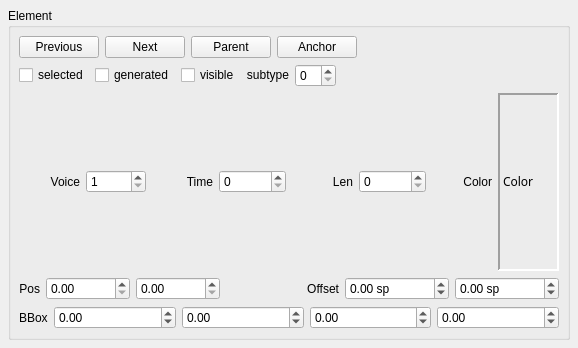
musescore/musescore-old, file mscore/mscore/element.ui: the form before one commit.
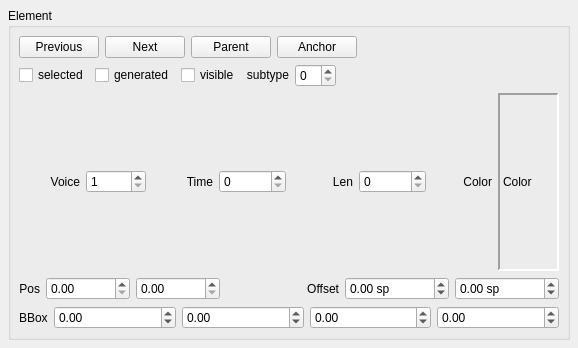
The form after the commit.

```diff
--- a/mscore/mscore/element.ui
+++ b/mscore/mscore/element.ui
@@ -249,7 +249,7 @@
            <number>2</number>
           </property>
           <property name="text" >
-           <string>&lt;html>&lt;head>&lt;meta name="qrichtext" content="1" />&lt;/head>&lt;body style=" white-space: pre-wrap; font-family:Sans Serif; font-weight:400; font-style:normal; text-decoration:none;">&lt;p style=" margin-top:0px; margin-bottom:0px; margin-left:0px; margin-right:0px; -qt-block-indent:0; text-indent:0px;">Color&lt;/p>&lt;/body>&lt;/html></string>
+           <string>Color</string>
           </property>
          </widget>
         </item>
```
Left out of the diff: 5 changed lines with no effect on the pictures.
